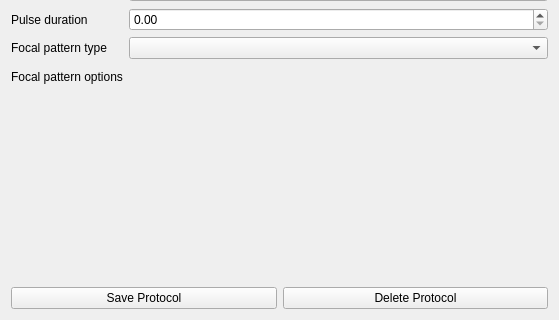
This is OpenLIFUProtocolConfig/Resources/UI/OpenLIFUProtocolConfig.ui in OpenwaterHealth/SlicerOpenLIFU as Qt 5 draws it before an edit; both pictures show x 0 to 559 and y 375 to 695 of the 559 by 695 pixel window. The edited form follows.
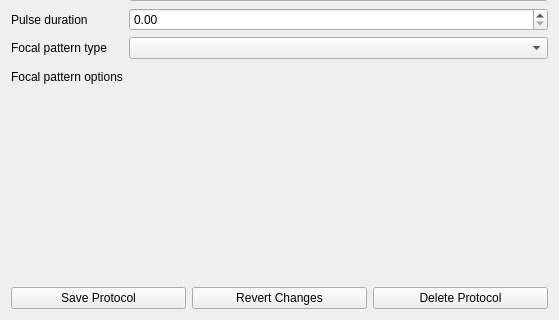
This is the edited form. Custom widgets are drawn as their Qt base class.

Commit message:
Add revert changes button (#169)
This button is enabled/disabled based on the save state, and will be
used to revert a protocol back to its previous state; in particular,
protocols that were loaded will be reloaded and cached changes (to be
implemented) should be removed.

The edit to the form file:
```diff
--- a/OpenLIFUProtocolConfig/Resources/UI/OpenLIFUProtocolConfig.ui
+++ b/OpenLIFUProtocolConfig/Resources/UI/OpenLIFUProtocolConfig.ui
@@ -219,6 +219,13 @@
               </property>
             </widget>
           </item>
+          <item>
+            <widget class="QPushButton" name="protocolRevertChangesButton">
+              <property name="text">
+                <string>Revert Changes</string>
+              </property>
+            </widget>
+          </item>
           <item>
             <widget class="QPushButton" name="protocolDeleteButton">
               <property name="text">
```
The commit also changes 1 other file.
